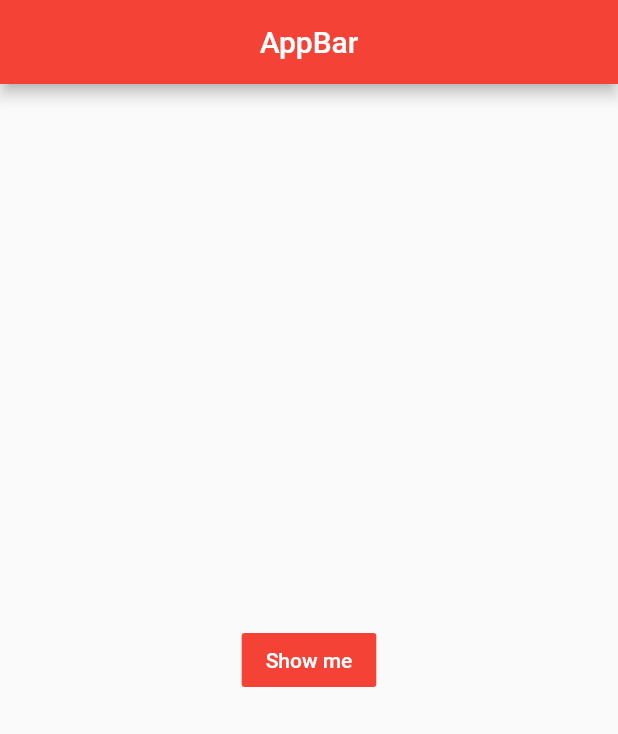
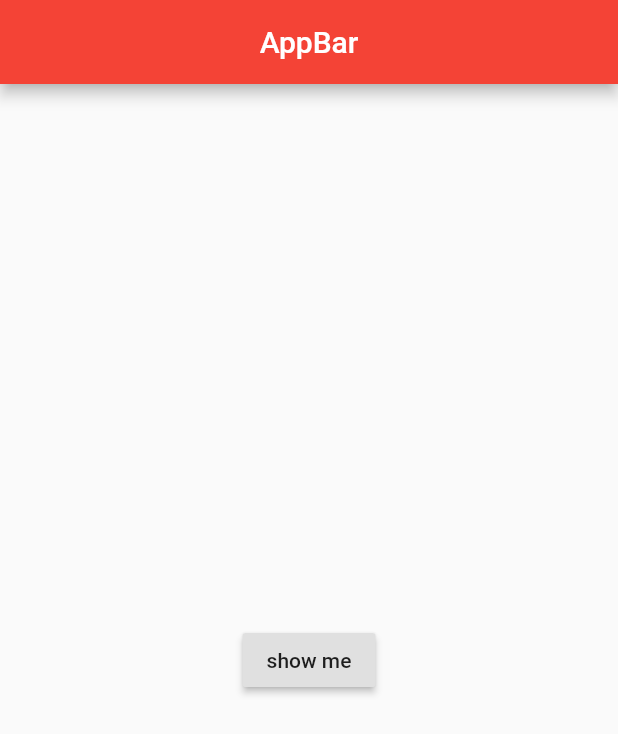
Before and after one commit to tom910903/flutter, a Flutter app: the screen it shows after launch, on a phone screen of 412 x 824 dp. Shown: the top 734 px of the screen. Run offline on Flutter 3.47's test engine with Material 2 defaults, Android fonts, the phone set to English and light mode, and no system bars; missing offline and left inert: dart:ffi.

Commit message:
modify snackbar

```diff
--- a/study/lib/main.dart
+++ b/study/lib/main.dart
@@ -22,22 +22,28 @@ class MyPage extends StatelessWidget {
           title: Text('AppBar'),
           centerTitle: true,
         ),
-        body: Builder(
-          builder: (BuildContext ctx) {
+        body: MySnackbar());
+  }
+}
+
+class MySnackbar extends StatelessWidget {
+  @override
+  Widget build(BuildContext context) {
     return Center(
-              child: FlatButton(
-                child: Text(
-                  "Show me",
+      child: RaisedButton(
+        child: Text('show me'),
+        onPressed: () {
+          Scaffold.of(context).showSnackBar(SnackBar(
+            content: Text(
+              'hello',
+              textAlign: TextAlign.center,
               style: TextStyle(color: Colors.white),
             ),
-                color: Colors.red,
-                onPressed: () {
-                  Scaffold.of(ctx)
-                      .showSnackBar(SnackBar(content: Text("hello")));
+            backgroundColor: Colors.teal,
+            duration: Duration(milliseconds: 1000),
+          ));
         },
       ),
     );
-          },
-        ));
   }
 }
```
Lines whose indentation alone changed are shown as unchanged.
